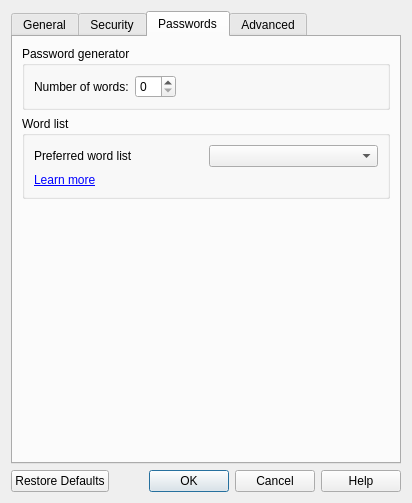
Before: the Qt Designer form ui/preferencesdialog.ui in sysal1280/passwords, drawn with Qt 5.
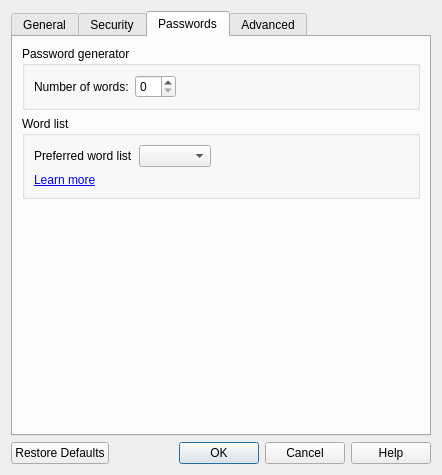
After: the same form once the commit is applied. The open tabs and pages were chosen to show the change.

```diff
--- a/ui/preferencesdialog.ui
+++ b/ui/preferencesdialog.ui
@@ -6,8 +6,8 @@
    <rect>
     <x>0</x>
     <y>0</y>
-    <width>412</width>
-    <height>503</height>
+    <width>442</width>
+    <height>475</height>
    </rect>
   </property>
   <property name="windowTitle">
@@ -374,6 +374,19 @@
             </property>
            </widget>
           </item>
+          <item row="0" column="1">
+           <spacer name="horizontalSpacer_9">
+            <property name="orientation">
+             <enum>Qt::Orientation::Horizontal</enum>
+            </property>
+            <property name="sizeHint" stdset="0">
+             <size>
+              <width>40</width>
+              <height>20</height>
+             </size>
+            </property>
+           </spacer>
+          </item>
          </layout>
         </widget>
        </item>
```
